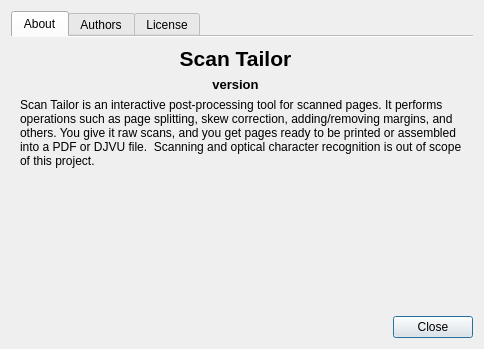
The window that ui/AboutDialog.ui (ImageProcessing-ElectronicPublications/scantailor-deviant) describes before a commit, drawn with Qt 5.
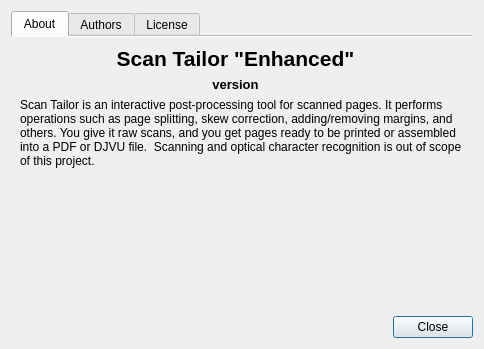
The same window after the commit. Icons and pictures are not drawn.

Commit message: update enhanced version information

```diff
--- a/ui/AboutDialog.ui
+++ b/ui/AboutDialog.ui
@@ -63,7 +63,7 @@
 font-weight: bold;</string>
          </property>
          <property name="text">
-          <string notr="true">Scan Tailor</string>
+          <string notr="true">Scan Tailor "Enhanced"</string>
          </property>
          <property name="alignment">
           <set>Qt::AlignBottom|Qt::AlignHCenter</set>
```
Left out of the diff: 2 changed lines with no effect on the pictures. The commit also changes 3 other files.
